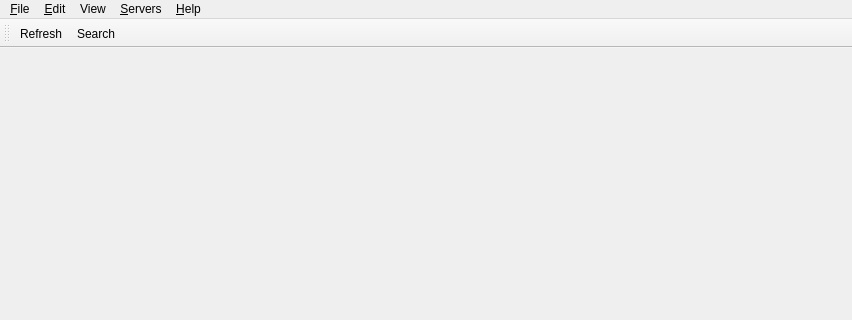
Above: Viewer/src/MainWindow.ui from ecmwf/ecflow before the change; both pictures show x 0 to 852 and y 0 to 320 of the 852 by 675 pixel window. Below: the same form after it.
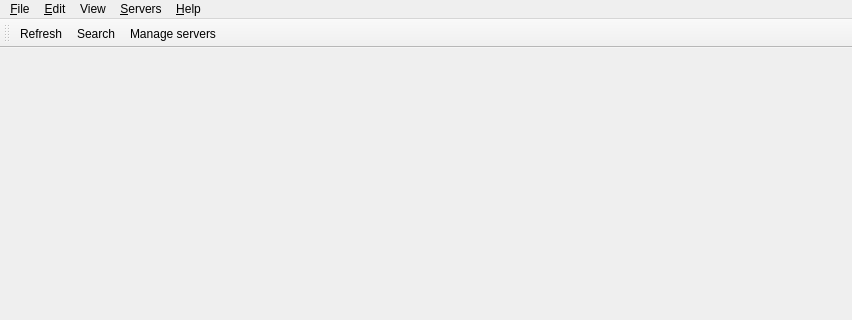
That is the form after the change. Icons and pictures are not drawn.

Commit message: ecFlowUI: Behaviour of servers window ECF-395

The edit to the form file:
```diff
--- a/Viewer/src/MainWindow.ui
+++ b/Viewer/src/MainWindow.ui
@@ -123,6 +123,7 @@
    </attribute>
    <addaction name="actionRefresh"/>
    <addaction name="actionSearch"/>
+   <addaction name="actionManageServers"/>
   </widget>
   <action name="actionClose">
    <property name="icon">
```
Left out of the diff: 15 changed lines with no effect on the pictures. The commit also changes 18 other files.
